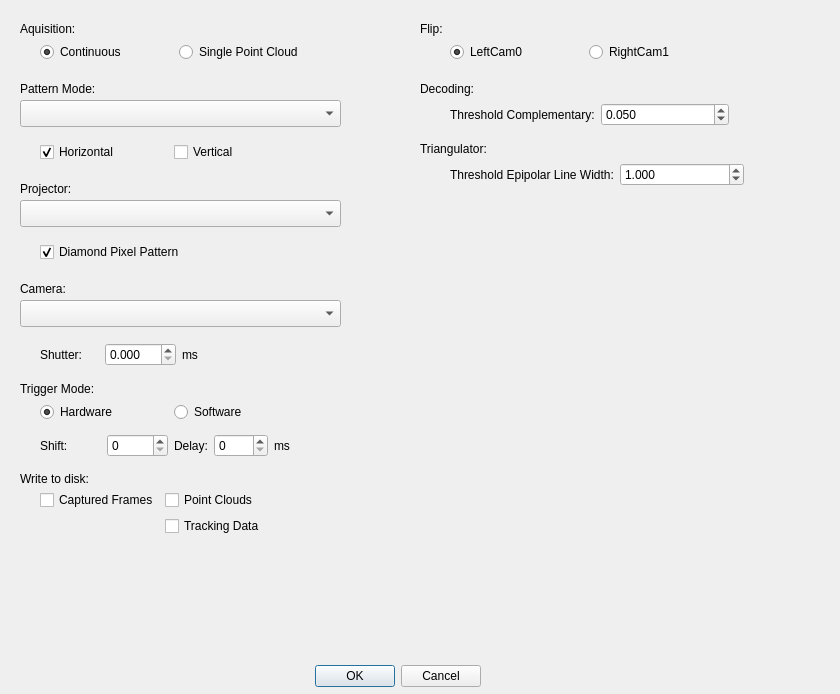
Above: src/SLPreferenceDialog.ui from immermachen/slstudio before the change. Below: the same form after it.
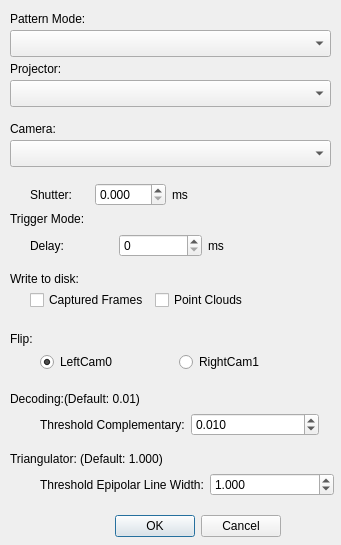
That is the form after the change.

The edit to the form file:
```diff
--- a/src/SLPreferenceDialog.ui
+++ b/src/SLPreferenceDialog.ui
@@ -6,8 +6,8 @@
    <rect>
     <x>0</x>
     <y>0</y>
-    <width>840</width>
-    <height>694</height>
+    <width>341</width>
+    <height>545</height>
    </rect>
   </property>
   <property name="sizePolicy">
@@ -22,8 +22,8 @@
   <widget class="QDialogButtonBox" name="buttonBox">
    <property name="geometry">
     <rect>
-     <x>220</x>
-     <y>660</y>
+     <x>20</x>
+     <y>510</y>
      <width>261</width>
      <height>32</height>
     </rect>
@@ -38,8 +38,8 @@
   <widget class="QLabel" name="cameraLabel">
    <property name="geometry">
     <rect>
-     <x>20</x>
-     <y>280</y>
+     <x>10</x>
+     <y>120</y>
      <width>67</width>
      <height>17</height>
     </rect>
@@ -51,8 +51,8 @@
   <widget class="QLabel" name="projectorLabel">
    <property name="geometry">
     <rect>
-     <x>20</x>
-     <y>180</y>
+     <x>10</x>
+     <y>60</y>
      <width>131</width>
      <height>17</height>
     </rect>
@@ -64,8 +64,8 @@
   <widget class="QComboBox" name="cameraComboBox">
    <property name="geometry">
     <rect>
-     <x>20</x>
-     <y>300</y>
+     <x>10</x>
+     <y>140</y>
      <width>321</width>
      <height>27</height>
     </rect>
@@ -74,8 +74,8 @@
   <widget class="QLabel" name="patternModeLabel">
    <property name="geometry">
     <rect>
-     <x>20</x>
-     <y>80</y>
+     <x>10</x>
+     <y>10</y>
      <width>121</width>
      <height>17</height>
     </rect>
@@ -87,8 +87,8 @@
   <widget class="QComboBox" name="patternModeComboBox">
    <property name="geometry">
     <rect>
-     <x>20</x>
-     <y>100</y>
+     <x>10</x>
+     <y>30</y>
      <width>321</width>
      <height>27</height>
     </rect>
@@ -97,8 +97,8 @@
   <widget class="QComboBox" name="projectorComboBox">
    <property name="geometry">
     <rect>
-     <x>20</x>
-     <y>200</y>
+     <x>10</x>
+     <y>80</y>
      <width>321</width>
      <height>27</height>
     </rect>
@@ -107,8 +107,8 @@
   <widget class="QLabel" name="triggerModeLabel">
    <property name="geometry">
     <rect>
-     <x>20</x>
-     <y>380</y>
+     <x>10</x>
+     <y>210</y>
      <width>121</width>
      <height>17</height>
     </rect>
@@ -120,8 +120,8 @@
   <widget class="QWidget" name="layoutWidget">
    <property name="geometry">
     <rect>
-     <x>40</x>
-     <y>400</y>
+     <x>440</x>
+     <y>380</y>
      <width>261</width>
      <height>24</height>
     </rect>
@@ -149,8 +149,8 @@
   <widget class="QLabel" name="writeToDiskLabel">
    <property name="geometry">
     <rect>
-     <x>20</x>
-     <y>470</y>
+     <x>10</x>
+     <y>270</y>
      <width>131</width>
      <height>17</height>
     </rect>
@@ -162,8 +162,8 @@
   <widget class="QWidget" name="layoutWidget">
    <property name="geometry">
     <rect>
-     <x>40</x>
-     <y>340</y>
+     <x>30</x>
+     <y>180</y>
      <width>201</width>
      <height>29</height>
     </rect>
@@ -201,31 +201,13 @@
   <widget class="QWidget" name="layoutWidget">
    <property name="geometry">
     <rect>
-     <x>40</x>
-     <y>430</y>
+     <x>30</x>
+     <y>230</y>
      <width>261</width>
      <height>31</height>
     </rect>
    </property>
    <layout class="QHBoxLayout" name="triggerLayout">
-    <item>
-     <layout class="QHBoxLayout" name="shiftLayout">
-      <item>
-       <widget class="QLabel" name="shiftLabel">
-        <property name="text">
-         <string>Shift:</string>
-        </property>
-       </widget>
-      </item>
-      <item>
-       <widget class="QSpinBox" name="shiftSpinBox">
-        <property name="minimum">
-         <number>0</number>
-        </property>
-       </widget>
-      </item>
-     </layout>
-    </item>
     <item>
      <layout class="QHBoxLayout" name="delayLayout">
       <item>
@@ -259,10 +241,10 @@
   <widget class="QWidget" name="layoutWidget">
    <property name="geometry">
     <rect>
-     <x>40</x>
-     <y>490</y>
+     <x>30</x>
+     <y>290</y>
      <width>286</width>
-     <height>52</height>
+     <height>31</height>
     </rect>
    </property>
    <layout class="QFormLayout" name="formLayout">
@@ -280,20 +262,13 @@
       </property>
      </widget>
     </item>
-    <item row="1" column="1">
-     <widget class="QCheckBox" name="trackingCheckBox">
-      <property name="text">
-       <string>Tracking Data</string>
-      </property>
-     </widget>
-    </item>
    </layout>
   </widget>
   <widget class="QWidget" name="layoutWidget">
    <property name="geometry">
     <rect>
-     <x>40</x>
-     <y>240</y>
+     <x>440</x>
+     <y>220</y>
      <width>251</width>
      <height>24</height>
     </rect>
@@ -314,8 +289,8 @@
   <widget class="QLabel" name="aquisitionLabel">
    <property name="geometry">
     <rect>
-     <x>20</x>
-     <y>20</y>
+     <x>420</x>
+     <y>10</y>
      <width>121</width>
      <height>17</height>
     </rect>
@@ -327,8 +302,8 @@
   <widget class="QWidget" name="layoutWidget_2">
    <property name="geometry">
     <rect>
-     <x>40</x>
-     <y>40</y>
+     <x>440</x>
+     <y>30</y>
      <width>271</width>
      <height>24</height>
     </rect>
@@ -356,8 +331,8 @@
   <widget class="QWidget" name="layoutWidget_3">
    <property name="geometry">
     <rect>
-     <x>40</x>
-     <y>140</y>
+     <x>440</x>
+     <y>120</y>
      <width>261</width>
      <height>24</height>
     </rect>
@@ -385,8 +360,8 @@
   <widget class="QWidget" name="layoutWidget_4">
    <property name="geometry">
     <rect>
-     <x>450</x>
-     <y>40</y>
+     <x>40</x>
+     <y>350</y>
      <width>271</width>
      <height>24</height>
     </rect>
@@ -414,8 +389,8 @@
   <widget class="QLabel" name="writeToDiskLabel_2">
    <property name="geometry">
     <rect>
-     <x>420</x>
-     <y>20</y>
+     <x>10</x>
+     <y>330</y>
      <width>31</width>
      <height>17</height>
     </rect>
@@ -427,8 +402,8 @@
   <widget class="QWidget" name="layoutWidget_5">
    <property name="geometry">
     <rect>
-     <x>450</x>
-     <y>100</y>
+     <x>40</x>
+     <y>410</y>
      <width>279</width>
      <height>29</height>
     </rect>
@@ -456,7 +431,7 @@
        <double>0.010000000000000</double>
       </property>
       <property name="value">
-       <double>0.050000000000000</double>
+       <double>0.010000000000000</double>
       </property>
      </widget>
     </item>
@@ -465,21 +440,21 @@
   <widget class="QLabel" name="aquisitionLabel_2">
    <property name="geometry">
     <rect>
-     <x>420</x>
-     <y>80</y>
-     <width>71</width>
+     <x>10</x>
+     <y>390</y>
+     <width>291</width>
      <height>17</height>
     </rect>
    </property>
    <property name="text">
-    <string>Decoding:</string>
+    <string>Decoding:(Default: 0.01)</string>
    </property>
   </widget>
   <widget class="QWidget" name="layoutWidget_6">
    <property name="geometry">
     <rect>
-     <x>450</x>
-     <y>160</y>
+     <x>40</x>
+     <y>470</y>
      <width>294</width>
      <height>29</height>
     </rect>
@@ -516,14 +491,53 @@
   <widget class="QLabel" name="aquisitionLabel_3">
    <property name="geometry">
     <rect>
-     <x>420</x>
-     <y>140</y>
-     <width>91</width>
+     <x>10</x>
+     <y>450</y>
+     <width>311</width>
      <height>17</height>
     </rect>
    </property>
    <property name="text">
-    <string>Triangulator:</string>
+    <string>Triangulator: (Default: 1.000)</string>
+   </property>
+  </widget>
+  <widget class="QWidget" name="">
+   <property name="geometry">
+    <rect>
+     <x>440</x>
+     <y>420</y>
+     <width>112</width>
+     <height>29</height>
+    </rect>
+   </property>
+   <layout class="QHBoxLayout" name="shiftLayout">
+    <item>
+     <widget class="QSpinBox" name="shiftSpinBox">
+      <property name="minimum">
+       <number>0</number>
+      </property>
+     </widget>
+    </item>
+    <item>
+     <widget class="QLabel" name="shiftLabel">
+      <property name="text">
+       <string>Shift:</string>
+      </property>
+     </widget>
+    </item>
+   </layout>
+  </widget>
+  <widget class="QCheckBox" name="trackingCheckBox">
+   <property name="geometry">
+    <rect>
+     <x>440</x>
+     <y>470</y>
+     <width>131</width>
+     <height>22</height>
+    </rect>
+   </property>
+   <property name="text">
+    <string>Tracking Data</string>
    </property>
   </widget>
   <zorder>layoutWidget</zorder>
```
Left out of the diff: 2 changed lines with no effect on the pictures.
